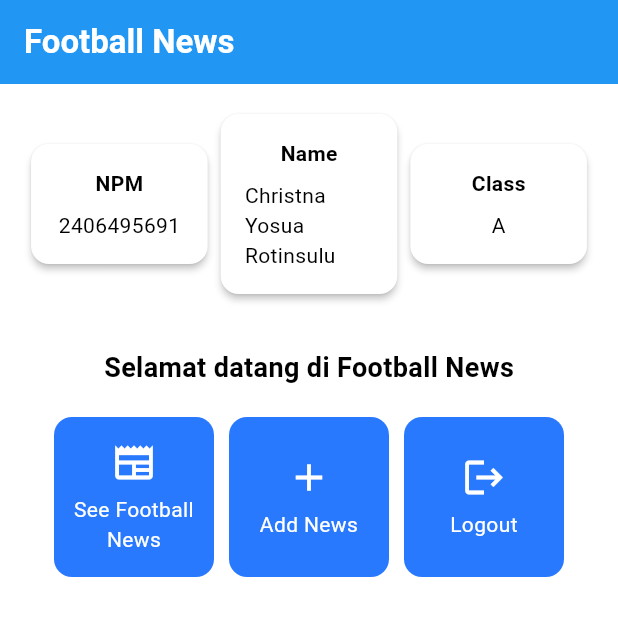
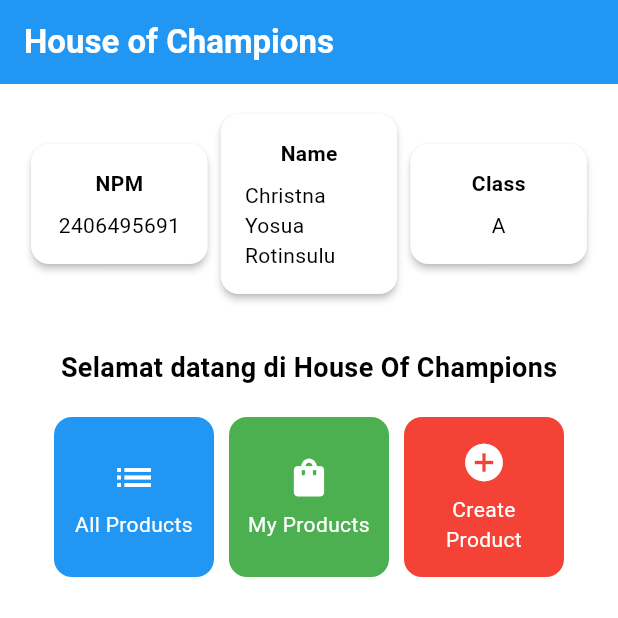
Before and after one commit to christnayosua/house-of-champions-mobile-TI, a Flutter app: the screen it shows after launch, on a phone screen of 412 x 824 dp, the top half of it. Run offline on Flutter 3.47's test engine with Material 3 defaults, Android fonts, the phone set to English and light mode, and no system bars.

Commit message:
Tugas Individu 7 Done

```diff
--- a/lib/menu.dart
+++ b/lib/menu.dart
@@ -11,9 +11,10 @@ class MyHomePage extends StatelessWidget {
   // Menambahkan class ItemHomePage yang berisi tombol-tombol tertentu
   // Implementasi tombol-tombol yang sudah dibuat tadi
   final List<ItemHomepage> items = [
-    ItemHomepage("See Football News", Icons.newspaper),
-    ItemHomepage("Add News", Icons.add),
-    ItemHomepage("Logout", Icons.logout),
+    // Mengubah teks button dengan respective icons dan colors
+    ItemHomepage("All Products", Icons.list, Colors.blue),
+    ItemHomepage("My Products", Icons.shopping_bag, Colors.green),
+    ItemHomepage("Create Product", Icons.add_circle, Colors.red),
   ];
 
   // Mengintegrasikan infocard dan itemcard untuk ditampilkan di MyHomePage
@@ -25,7 +26,7 @@ class MyHomePage extends StatelessWidget {
       appBar: AppBar(
         // Judul aplikasi "Football News" dengan teks putih dan tebal.
         title: const Text(
-          'Football News',
+          'House of Champions',
           style: TextStyle(color: Colors.white, fontWeight: FontWeight.bold),
         ),
         // Warna latar belakang AppBar diambil dari skema warna tema aplikasi.
@@ -60,7 +61,7 @@ class MyHomePage extends StatelessWidget {
                   const Padding(
                     padding: EdgeInsets.only(top: 16.0),
                     child: Text(
-                      'Selamat datang di Football News',
+                      'Selamat datang di House Of Champions',
                       style: TextStyle(
                         fontWeight: FontWeight.bold,
                         fontSize: 18.0,
@@ -130,8 +131,9 @@ class InfoCard extends StatelessWidget {
 class ItemHomepage {
   final String name;
   final IconData icon;
-
-  ItemHomepage(this.name, this.icon);
+  // Menambahkan attribute warna untuk itemHomePage
+  final Color color;
+  ItemHomepage(this.name, this.icon, this.color);
 }
 
 // Class untuk menampilkan tombol-tombol yang sudah dibuat
@@ -147,7 +149,8 @@ class ItemCard extends StatelessWidget {
   Widget build(BuildContext context) {
     return Material(
       // Menentukan warna latar belakang dari tema aplikasi.
-      color: Theme.of(context).colorScheme.secondary,
+      // Spesific color untuk item
+      color: item.color,
       // Membuat sudut kartu melengkung.
       borderRadius: BorderRadius.circular(12),
 
```
